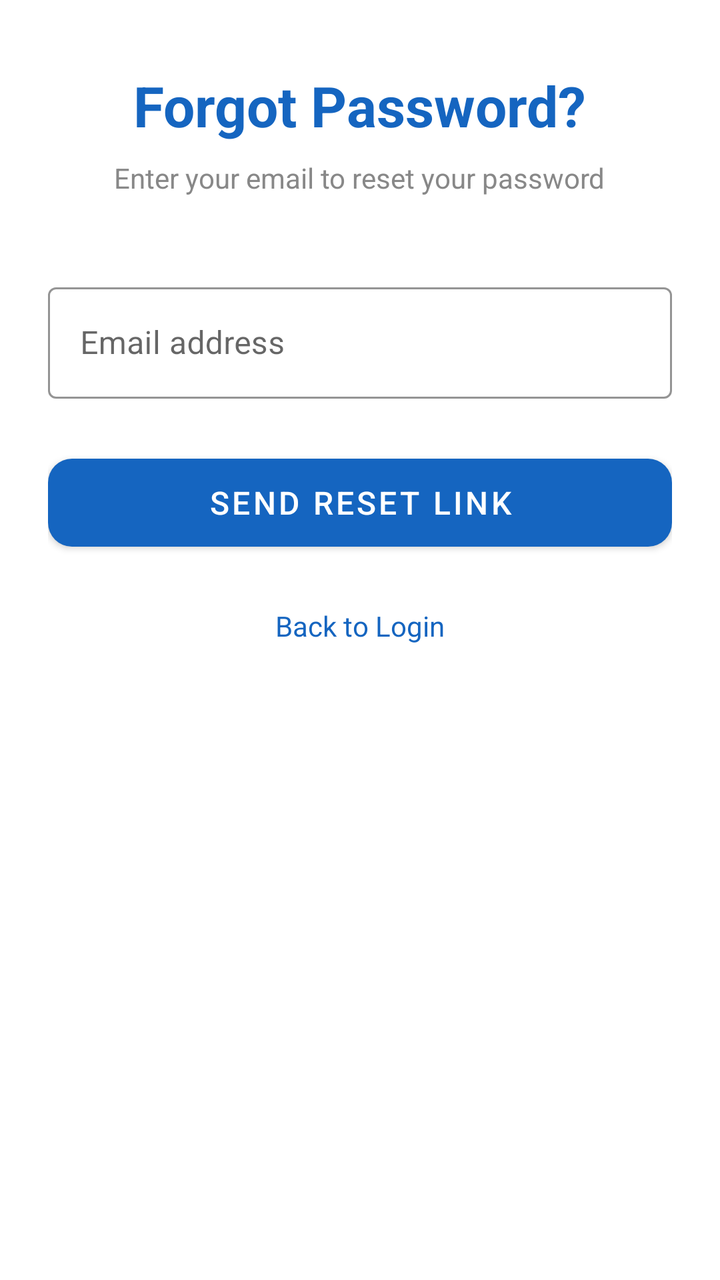
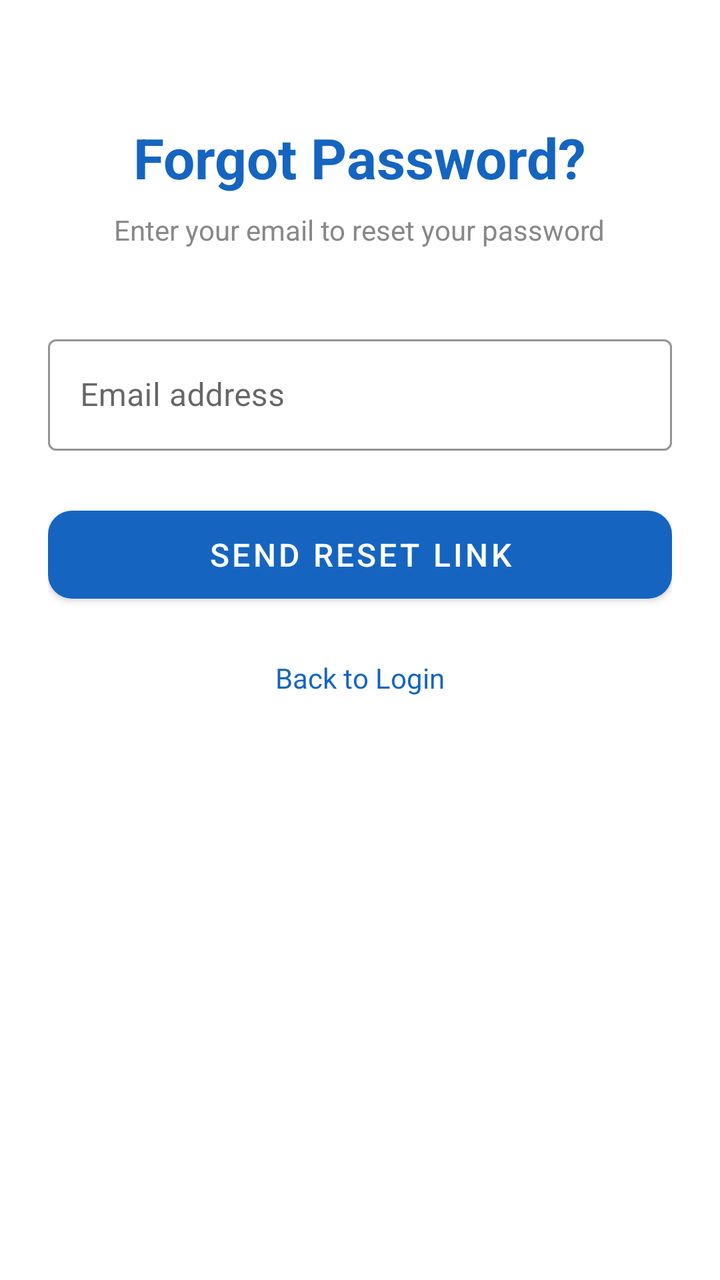

Before-and-after screenshots of an Android layout around one commit, followed by the original layout XML and the change that was made.
<!-- AndroidManifest.xml: another module's application theme Theme.NextCart -->
<!-- res/layout/activity_forgot_password.xml -->
<?xml version="1.0" encoding="utf-8"?>
<LinearLayout
    xmlns:android="http://schemas.android.com/apk/res/android"
    xmlns:app="http://schemas.android.com/apk/res-auto"
    android:layout_width="match_parent"
    android:layout_height="match_parent"
    android:orientation="vertical"
    android:gravity="center_horizontal"
    android:paddingStart="24dp"
    android:paddingEnd="24dp"
    android:paddingTop="34dp"
    android:paddingBottom="24dp">

    <TextView
        android:id="@+id/tvTitle"
        android:layout_width="wrap_content"
        android:layout_height="wrap_content"
        android:text="Forgot Password?"
        android:textColor="@color/brand_primary"
        android:textSize="28sp"
        android:textStyle="bold" />

    <TextView
        android:id="@+id/tvSubtitle"
        android:layout_width="wrap_content"
        android:layout_height="wrap_content"
        android:layout_marginTop="8dp"
        android:text="Enter your email to reset your password"
        android:textColor="#888888"
        android:textSize="14sp" />

    <com.google.android.material.textfield.TextInputLayout
        android:id="@+id/tilEmail"
        style="@style/Widget.MaterialComponents.TextInputLayout.OutlinedBox"
        android:layout_width="match_parent"
        android:layout_height="wrap_content"
        android:layout_marginTop="40dp"
        android:hint="Email address"
        app:boxStrokeColor="@color/brand_primary">

        <com.google.android.material.textfield.TextInputEditText
            android:id="@+id/etEmail"
            android:layout_width="match_parent"
            android:layout_height="wrap_content"
            android:inputType="textEmailAddress"
            android:maxLines="1" />

    </com.google.android.material.textfield.TextInputLayout>

    <com.google.android.material.button.MaterialButton
        android:id="@+id/btnResetPassword"
        android:layout_width="match_parent"
        android:layout_height="56dp"
        android:layout_marginTop="24dp"
        android:text="Send Reset Link"
        android:textSize="16sp"
        app:backgroundTint="@color/brand_primary"
        app:cornerRadius="12dp" />

    <TextView
        android:id="@+id/tvBackToLogin"
        android:layout_width="wrap_content"
        android:layout_height="wrap_content"
        android:layout_marginTop="24dp"
        android:text="Back to Login"
        android:textColor="@color/brand_primary"
        android:textSize="14sp" />

</LinearLayout>
<!-- resources referenced by this layout -->
<resources>
  <color name="brand_primary">#1565C0</color>
  <style name="Theme.NextCart" parent="Theme.MaterialComponents.DayNight.NoActionBar">
  
          <item name="colorPrimary">@color/brand_primary</item>
          <item name="colorSecondary">@color/brand_secondary</item>
  
          <item name="android:statusBarColor">@color/brand_surface</item>
          <item name="android:navigationBarColor">@color/brand_surface</item>
  
      </style>
  <color name="brand_secondary">#42A5F5</color>
  <color name="brand_surface">#FFFFFF</color>
</resources>

<!-- the commit's change to res/layout/activity_forgot_password.xml (unified diff, before → after) -->
@@ -8,7 +8,7 @@
     android:gravity="center_horizontal"
     android:paddingStart="24dp"
     android:paddingEnd="24dp"
-    android:paddingTop="34dp"
+    android:paddingTop="60dp"
     android:paddingBottom="24dp">
 
     <TextView
